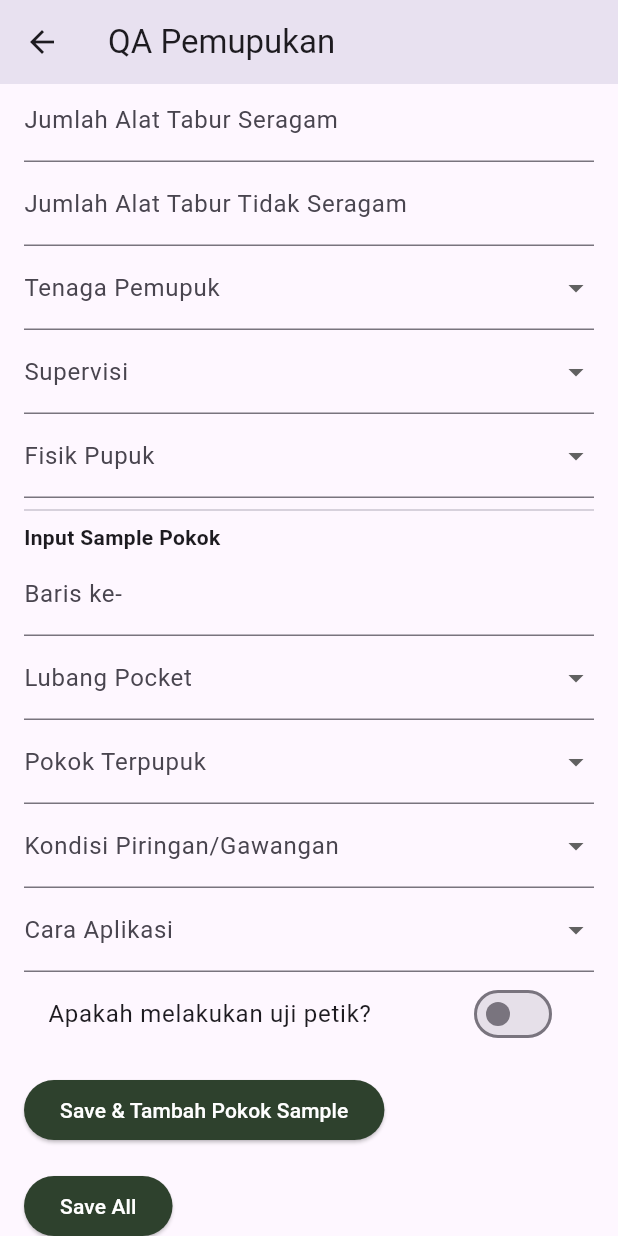
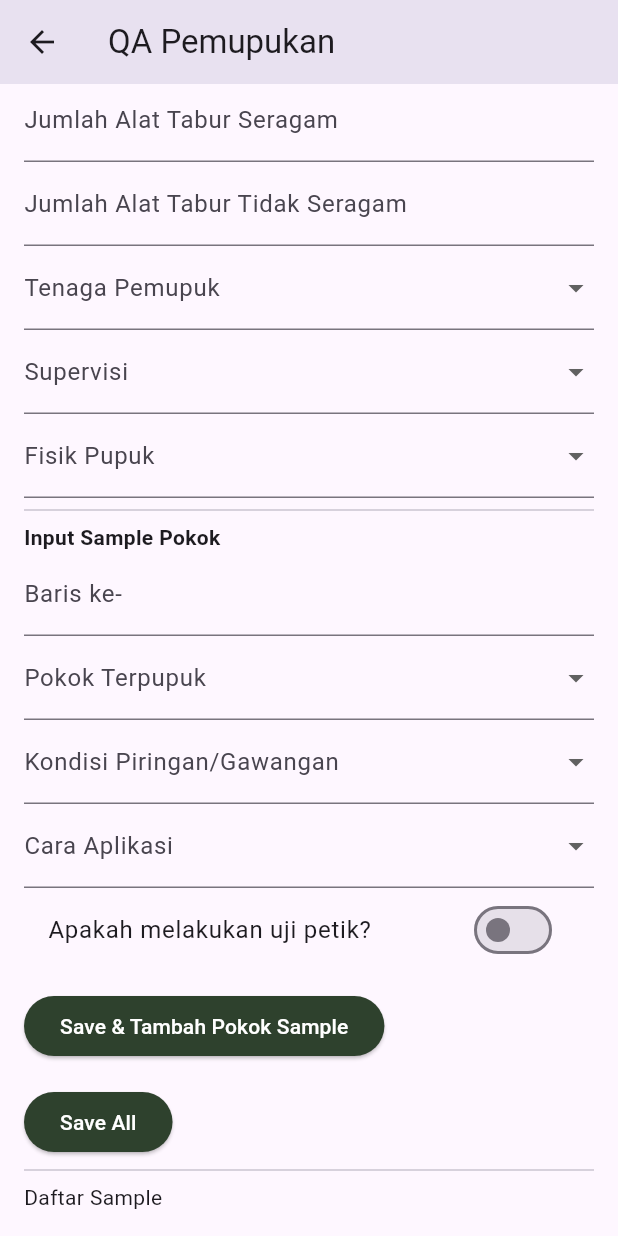
Before and after one commit to mutiaasabrina/QA-Mobile-AGRS, a Flutter app: the QAPemupukanPage screen opened directly, scrolled down 564 dp, on a phone screen of 412 x 824 dp. Run offline on Flutter 3.47's test engine with Material 3 defaults, Android fonts, the phone set to English and light mode, and no system bars; our stand-ins replace sqflite; missing offline and left inert: gsheets; accounts and stored records are empty; project files that could hold a hidden picture were left out.

Commit message:
fix: remove lubang pocket entry and column

```diff
--- a/lib/database/qa_database_pemupukan.dart
+++ b/lib/database/qa_database_pemupukan.dart
@@ -48,8 +48,6 @@ class QADatabasePemupukan {
         total_dosis_tidak_sesuai INTEGER,
         pokok_terpupuk INTEGER,
         pokok_tidak_terpupuk INTEGER,
-        lubang_pocket_standar INTEGER,
-        lubang_pocket_tidak_standar INTEGER,
         gawangan_baik INTEGER,
         gawangan_semak INTEGER,
         cara_aplikasi_standar INTEGER,
--- a/lib/gsheet_service.dart
+++ b/lib/gsheet_service.dart
@@ -158,8 +158,6 @@ class GSheetService {
       'total_dosis_tidak_sesuai',
       'pokok_terpupuk',
       'pokok_tidak_terpupuk',
-      'lubang_pocket_standar',
-      'lubang_pocket_tidak_standar',
       'gawangan_baik',
       'gawangan_semak',
       'cara_aplikasi_standar',
--- a/lib/pages/qa_pemupukan_page.dart
+++ b/lib/pages/qa_pemupukan_page.dart
@@ -40,7 +40,6 @@ class _QAPemupukanPageState extends State<QAPemupukanPage> {
   String? selectedSupervisi;
   String? selectedFisikPupuk;
 
-  String? selectedLubangPocket;
   String? selectedPokokTerpupuk;
   String? selectedKondisiPiringan;
   String? selectedCaraAplikasi;
@@ -110,7 +109,6 @@ class _QAPemupukanPageState extends State<QAPemupukanPage> {
     'Tekstur tidak baik, sebagian menggumpal',
     'Tekstur tidak baik, semua menggumpal'
   ];
-  final List<String> pocketOptions = ['Standar', 'Tidak Standar'];
   final List<String> pokokOptions = ['Terpupuk', 'Tidak Terpupuk'];
   final List<String> piringanOptions = ['Baik', 'Ancak Semak atau Ada Gulma'];
   final List<String> caraAplikasiOptions = ['Standar', 'Tidak Standar'];
@@ -118,7 +116,6 @@ class _QAPemupukanPageState extends State<QAPemupukanPage> {
 
   void _saveSample() {
   if (_barisController.text.isEmpty ||
-      selectedLubangPocket == null ||
       selectedPokokTerpupuk == null ||
       selectedKondisiPiringan == null ||
       selectedCaraAplikasi == null ||
@@ -131,7 +128,6 @@ class _QAPemupukanPageState extends State<QAPemupukanPage> {
   setState(() {
     _samples.add({
       'baris': _barisController.text,
-      'lubangPocket': selectedLubangPocket,
       'pokokTerpupuk': selectedPokokTerpupuk,
       'kondisiPiringan': selectedKondisiPiringan,
       'caraAplikasi': selectedCaraAplikasi,
@@ -151,7 +147,6 @@ class _QAPemupukanPageState extends State<QAPemupukanPage> {
     }
 
     _barisController.clear();
-    selectedLubangPocket = null;
     selectedPokokTerpupuk = null;
     selectedKondisiPiringan = null;
     selectedCaraAplikasi = null;
@@ -214,7 +209,6 @@ class _QAPemupukanPageState extends State<QAPemupukanPage> {
       jumlahSample: countSample,
       jumlahAlatTabur: alatTabur['jumlah'],
       apd: alatTabur['apd'],
-      pocket: countBy('lubangPocket'),
       pokokTerpupuk: countBy('pokokTerpupuk'),
       piringan: countBy('kondisiPiringan'),
       caraAplikasi: countBy('caraAplikasi'),
@@ -264,8 +258,6 @@ class _QAPemupukanPageState extends State<QAPemupukanPage> {
           int totalDosisTidakSesuai = _samples.where((s) => s['dosisAlatTabur'] == 'Tidak Sesuai').length;
           int totalPokokTerpupuk = _samples.where((s) => s['pokokTerpupuk'] == 'Terpupuk').length;
           int totalPokokTidakTerpupuk = _samples.where((s) => s['pokokTerpupuk'] == 'Tidak Terpupuk').length;
-          int totalPocketStandar = _samples.where((s) => s['lubangPocket'] == 'Standar').length;
-          int totalPocketTidakStandar = _samples.where((s) => s['lubangPocket'] == 'Tidak Standar').length;
           int totalGawanganBaik = _samples.where((s) => s['kondisiPiringan'] == 'Baik').length;
           int totalGawanganSemak = _samples.where((s) => s['kondisiPiringan'] == 'Ancak Semak atau Ada Gulma').length;
           int totalAplikasiStandar = _samples.where((s) => s['caraAplikasi'] == 'Standar').length;
@@ -317,8 +309,6 @@ class _QAPemupukanPageState extends State<QAPemupukanPage> {
             'total_dosis_tidak_sesuai': totalDosisTidakSesuai,
             'pokok_terpupuk': totalPokokTerpupuk,
             'pokok_tidak_terpupuk': totalPokokTidakTerpupuk,
-            'lubang_pocket_standar': totalPocketStandar,
-            'lubang_pocket_tidak_standar': totalPocketTidakStandar,
             'gawangan_baik': totalGawanganBaik,
             'gawangan_semak': totalGawanganSemak,
             'cara_aplikasi_standar': totalAplikasiStandar,
@@ -472,12 +462,6 @@ class _QAPemupukanPageState extends State<QAPemupukanPage> {
             const Text("Input Sample Pokok", style: TextStyle(fontWeight: FontWeight.bold)),
             TextField(controller: _barisController, decoration: const InputDecoration(labelText: "Baris ke-")),
             DropdownButtonFormField<String>(
-              decoration: const InputDecoration(labelText: "Lubang Pocket"),
-              value: selectedLubangPocket,
-              onChanged: (val) => setState(() => selectedLubangPocket = val),
-              items: pocketOptions.map((e) => DropdownMenuItem(value: e, child: Text(e))).toList(),
-            ),
-            DropdownButtonFormField<String>(
               decoration: const InputDecoration(labelText: "Pokok Terpupuk"),
               value: selectedPokokTerpupuk,
               onChanged: (val) => setState(() => selectedPokokTerpupuk = val),
--- a/lib/pages/qa_pemupukan_summary.dart
+++ b/lib/pages/qa_pemupukan_summary.dart
@@ -5,7 +5,6 @@ class TenagaTaburSummary {
   final int jumlahSample;
   final String jumlahAlatTabur;
   final String apd;
-  final Map<String, int> pocket;
   final Map<String, int> pokokTerpupuk;
   final Map<String, int> piringan;
   final Map<String, int> caraAplikasi;
@@ -16,7 +15,6 @@ class TenagaTaburSummary {
     required this.jumlahSample,
     required this.jumlahAlatTabur,
     required this.apd,
-    required this.pocket,
     required this.pokokTerpupuk,
     required this.piringan,
     required this.caraAplikasi,
@@ -90,7 +88,6 @@ String generateRingkasanText(QAPemupukanSummary data) {
       });
     }
 
-    addMap("Lubang Pocket", t.pocket);
     addMap("Pokok Terpupuk", t.pokokTerpupuk);
     addMap("Kondisi Piringan", t.piringan);
     addMap("Cara Aplikasi", t.caraAplikasi);
```
Also changed, not shown: lib/main.dart (+11 -3 lines).
